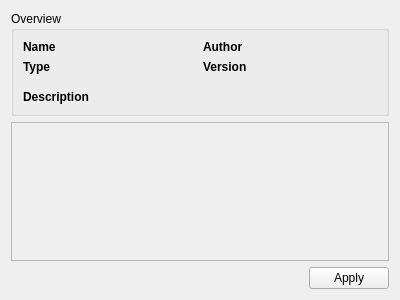
Qt form src/Gui/effectsengine/ui/EffectInstanceWidget.ui (luyikei/VLMC) before a commit.
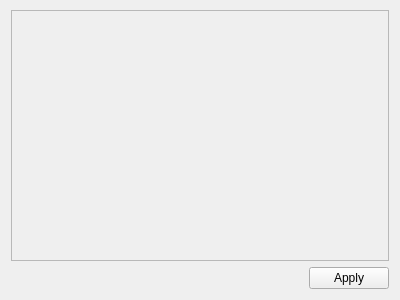
The same form after that commit. Icons and pictures are not drawn. Custom widgets are drawn as their Qt base class.

Commit message: Splitting EffectInstanceWidget in two: One effect part, one instance part.

Diff of the .ui file:
```diff
--- a/src/Gui/effectsengine/ui/EffectInstanceWidget.ui
+++ b/src/Gui/effectsengine/ui/EffectInstanceWidget.ui
@@ -14,136 +14,11 @@
    <string>Dialog</string>
   </property>
   <layout class="QVBoxLayout" name="verticalLayout">
+   <property name="topMargin">
+    <number>4</number>
+   </property>
    <item>
-    <widget class="QGroupBox" name="groupBox">
-     <property name="title">
-      <string>Overview</string>
-     </property>
-     <layout class="QGridLayout" name="gridLayout">
-      <item row="0" column="0">
-       <widget class="QLabel" name="nameLabel">
-        <property name="font">
-         <font>
-          <weight>75</weight>
-          <bold>true</bold>
-         </font>
-        </property>
-        <property name="text">
-         <string>Name</string>
-        </property>
-       </widget>
-      </item>
-      <item row="0" column="1">
-       <widget class="QLabel" name="nameValueLabel">
-        <property name="text">
-         <string/>
-        </property>
-       </widget>
-      </item>
-      <item row="0" column="2">
-       <widget class="QLabel" name="authorLabel">
-        <property name="font">
-         <font>
-          <weight>75</weight>
-          <bold>true</bold>
-         </font>
-        </property>
-        <property name="text">
-         <string>Author</string>
-        </property>
-       </widget>
-      </item>
-      <item row="0" column="3">
-       <widget class="ExtendedLabel" name="authorValueLabel">
-        <property name="text">
-         <string/>
-        </property>
-       </widget>
-      </item>
-      <item row="1" column="0">
-       <widget class="QLabel" name="typeLabel">
-        <property name="font">
-         <font>
-          <weight>75</weight>
-          <bold>true</bold>
-         </font>
-        </property>
-        <property name="text">
-         <string>Type</string>
-        </property>
-       </widget>
-      </item>
-      <item row="1" column="1">
-       <widget class="QLabel" name="typeValueLabel">
-        <property name="text">
-         <string/>
-        </property>
-       </widget>
-      </item>
-      <item row="1" column="2">
-       <widget class="QLabel" name="versionLabel">
-        <property name="font">
-         <font>
-          <weight>75</weight>
-          <bold>true</bold>
-         </font>
-        </property>
-        <property name="text">
-         <string>Version</string>
-        </property>
-       </widget>
-      </item>
-      <item row="1" column="3">
-       <widget class="QLabel" name="versionValueLabel">
-        <property name="text">
-         <string/>
-        </property>
-       </widget>
-      </item>
-      <item row="3" column="0">
-       <widget class="QLabel" name="descLabel">
-        <property name="font">
-         <font>
-          <weight>75</weight>
-          <bold>true</bold>
-         </font>
-        </property>
-        <property name="text">
-         <string>Description</string>
-        </property>
-        <property name="wordWrap">
-         <bool>false</bool>
-        </property>
-       </widget>
-      </item>
-      <item row="3" column="1" colspan="3">
-       <widget class="QLabel" name="descValueLabel">
-        <property name="text">
-         <string/>
-        </property>
-        <property name="wordWrap">
-         <bool>true</bool>
-        </property>
-       </widget>
-      </item>
-      <item row="2" column="0">
-       <spacer name="verticalSpacer">
-        <property name="orientation">
-         <enum>Qt::Vertical</enum>
-        </property>
-        <property name="sizeType">
-         <enum>QSizePolicy::Fixed</enum>
-        </property>
-        <property name="sizeHint" stdset="0">
-         <size>
-          <width>0</width>
-          <height>10</height>
-         </size>
-        </property>
-       </spacer>
-      </item>
-     </layout>
-    </widget>
+    <widget class="EffectWidget" name="effectWidget" native="true"/>
    </item>
    <item>
     <widget class="QScrollArea" name="scrollArea">
@@ -156,7 +31,7 @@
         <x>0</x>
         <y>0</y>
         <width>386</width>
-        <height>147</height>
+        <height>241</height>
        </rect>
       </property>
       <property name="sizePolicy">
@@ -208,9 +83,10 @@
  </widget>
  <customwidgets>
   <customwidget>
-   <class>ExtendedLabel</class>
-   <extends>QLabel</extends>
-   <header>ExtendedLabel.h</header>
+   <class>EffectWidget</class>
+   <extends>QWidget</extends>
+   <header>EffectWidget.h</header>
+   <container>1</container>
   </customwidget>
  </customwidgets>
  <resources>
```
The commit also changes 5 other files.
